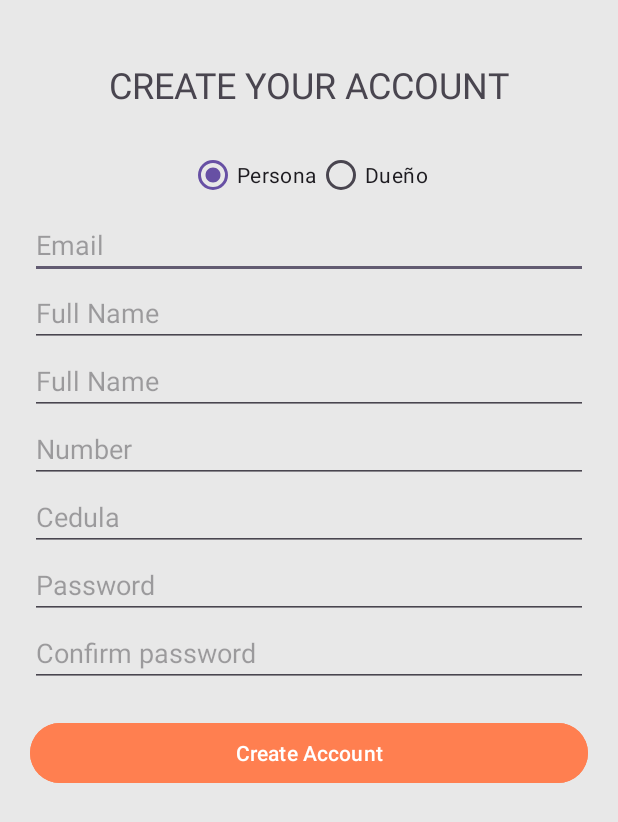
After one commit to Intro-CompuMovil/SpotVibe, an Android app: the CrearCuenta screen opened directly, with no data from a screen before it, on a phone screen of 412 x 824 dp. The commit adds this screen. Shown: the top 822 px of the screen. Run offline under Robolectric (Android 15) with nearby library versions, the phone set to English and light mode, and no system bars.

Commit message:
Crear cuenta XML

```diff
--- a/app/src/main/AndroidManifest.xml
+++ b/app/src/main/AndroidManifest.xml
@@ -1,6 +1,6 @@
 <?xml version="1.0" encoding="utf-8"?>
 <manifest xmlns:android="http://schemas.android.com/apk/res/android"
-    xmlns:tools="http://schemas.android.com/tools" >
+    xmlns:tools="http://schemas.android.com/tools">
 
     <application
         android:allowBackup="true"
@@ -11,7 +11,10 @@
         android:roundIcon="@mipmap/ic_launcher_round"
         android:supportsRtl="true"
         android:theme="@style/Theme.SpotVibe"
-        tools:targetApi="31" >
+        tools:targetApi="31">
+        <activity
+            android:name=".CrearCuenta"
+            android:exported="false" />
         <activity
             android:name=".Busqueda"
             android:exported="false" />
@@ -23,7 +26,7 @@
             android:exported="false" />
         <activity
             android:name=".MainActivity"
-            android:exported="true" >
+            android:exported="true">
             <intent-filter>
                 <action android:name="android.intent.action.MAIN" />
 
--- /dev/null
+++ b/app/src/main/java/com/example/spotvibe/CrearCuenta.kt
@@ -0,0 +1,18 @@
+package com.example.spotvibe
+
+import android.content.Intent
+import androidx.appcompat.app.AppCompatActivity
+import android.os.Bundle
+import android.widget.Button
+
+class CrearCuenta : AppCompatActivity() {
+    override fun onCreate(savedInstanceState: Bundle?) {
+        super.onCreate(savedInstanceState)
+        setContentView(R.layout.activity_crear_cuenta)
+        val intent= Intent(this, MainActivity::class.java)
+        val imageButton=findViewById<Button>(R.id.createAccountButton)
+        imageButton.setOnClickListener{
+            startActivity(intent)
+        }
+    }
+}
--- a/app/src/main/java/com/example/spotvibe/MainActivity.kt
+++ b/app/src/main/java/com/example/spotvibe/MainActivity.kt
@@ -5,15 +5,21 @@ import androidx.appcompat.app.AppCompatActivity
 import android.os.Bundle
 import android.widget.Button
 import android.widget.ImageButton
+import android.widget.TextView
 
 class MainActivity : AppCompatActivity() {
     override fun onCreate(savedInstanceState: Bundle?) {
         super.onCreate(savedInstanceState)
         setContentView(R.layout.activity_main)
         val intent= Intent(this, Home::class.java)
+        val intent2= Intent(this, CrearCuenta::class.java)
         val imageButton=findViewById<Button>(R.id.button_login)
         imageButton.setOnClickListener{
             startActivity(intent)
         }
+        val linkCreate =findViewById<TextView>(R.id.text_create_account)
+        linkCreate.setOnClickListener {
+            startActivity(intent2)
+        }
     }
 }
--- /dev/null
+++ b/app/src/main/res/layout/activity_crear_cuenta.xml
@@ -0,0 +1,104 @@
+<?xml version="1.0" encoding="utf-8"?>
+<RelativeLayout xmlns:android="http://schemas.android.com/apk/res/android"
+    android:layout_width="match_parent"
+    android:layout_height="match_parent"
+    android:background="@color/fondo"
+    android:padding="20dp">
+
+
+    <TextView
+        android:id="@+id/headerText"
+        android:layout_width="wrap_content"
+        android:layout_height="wrap_content"
+        android:text="CREATE YOUR ACCOUNT"
+        android:layout_marginTop="20dp"
+        android:layout_centerHorizontal="true"
+        android:textSize="24sp"
+        />
+
+
+    <RadioGroup
+        android:id="@+id/accountTypeRadioGroup"
+        android:layout_width="match_parent"
+        android:layout_height="wrap_content"
+        android:layout_below="@id/headerText"
+        android:orientation="horizontal"
+        android:layout_marginTop="20dp"
+        android:gravity="center">
+
+        <RadioButton
+            android:id="@+id/personRadioButton"
+            android:layout_width="wrap_content"
+            android:layout_height="wrap_content"
+            android:text="Persona"
+            android:checked="true" />
+
+        <RadioButton
+            android:id="@+id/ownerRadioButton"
+            android:layout_width="wrap_content"
+            android:layout_height="wrap_content"
+            android:text="Dueño" />
+    </RadioGroup>
+
+     <EditText
+        android:id="@+id/emailEditText"
+        android:layout_width="match_parent"
+        android:layout_height="wrap_content"
+        android:hint="Email"
+
+        android:layout_below="@id/accountTypeRadioGroup"
+        android:inputType="textEmailAddress" />
+    <EditText
+        android:id="@+id/fullnameEditText"
+        android:layout_width="match_parent"
+        android:layout_height="wrap_content"
+        android:hint="Full Name"
+        android:layout_below="@id/emailEditText"
+        android:inputType="text" />
+    <EditText
+        android:id="@+id/usernameEditText"
+        android:layout_width="match_parent"
+        android:layout_height="wrap_content"
+        android:hint="Full Name"
+        android:layout_below="@id/fullnameEditText"
+        android:inputType="text" />
+    <EditText
+        android:id="@+id/numberEditText"
+        android:layout_width="match_parent"
+        android:layout_height="wrap_content"
+        android:hint="Number"
+        android:layout_below="@id/usernameEditText"
+        android:inputType="number" />
+    <EditText
+        android:id="@+id/cedulaEditText"
+        android:layout_width="match_parent"
+        android:layout_height="wrap_content"
+        android:hint="Cedula"
+        android:layout_below="@id/numberEditText"
+        android:inputType="number" />
+    <EditText
+        android:id="@+id/passwordEditText"
+        android:layout_width="match_parent"
+        android:layout_height="wrap_content"
+        android:hint="Password"
+        android:layout_below="@id/cedulaEditText"
+        android:inputType="textPassword" />
+    <EditText
+        android:id="@+id/cpasswordEditText"
+        android:layout_width="match_parent"
+        android:layout_height="wrap_content"
+        android:hint="Confirm password"
+        android:layout_below="@id/passwordEditText"
+        android:inputType="textPassword" />
+
+
+    <Button
+        android:id="@+id/createAccountButton"
+        android:layout_width="match_parent"
+        android:layout_height="wrap_content"
+        android:text="Create Account"
+        android:layout_marginTop="20dp"
+        android:layout_below="@id/cpasswordEditText"
+        android:backgroundTint="@color/naranja" />
+
+</RelativeLayout>
```
